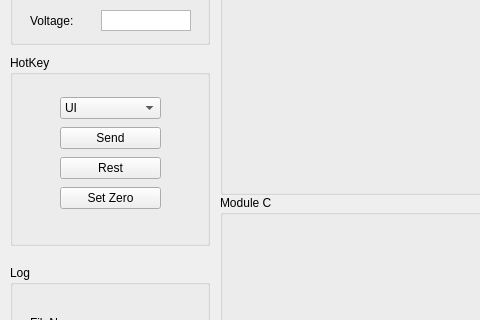
Above: kilin_ros_ws/src/kilin_panel/resources/kilin_panel.ui from hiho817/kilin_ws before the change; both pictures show x 0 to 480 and y 185 to 505 of the 1280 by 800 pixel window. Below: the same form after it.
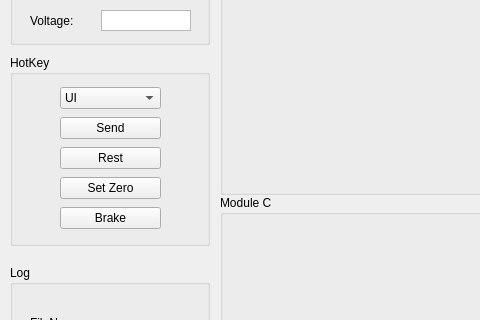
That is the form after the change.

Commit message: fix the input hip position from degree to radian in csv control add brake mode in panel

Patch:
```diff
--- a/kilin_ros_ws/src/kilin_panel/resources/kilin_panel.ui
+++ b/kilin_ros_ws/src/kilin_panel/resources/kilin_panel.ui
@@ -308,9 +308,9 @@
      <property name="geometry">
       <rect>
        <x>50</x>
-       <y>40</y>
+       <y>30</y>
        <width>101</width>
-       <height>120</height>
+       <height>151</height>
       </rect>
      </property>
      <layout class="QVBoxLayout" name="verticalLayout_6">
@@ -349,6 +349,13 @@
         </property>
        </widget>
       </item>
+      <item>
+       <widget class="QPushButton" name="btn_brake">
+        <property name="text">
+         <string>Brake</string>
+        </property>
+       </widget>
+      </item>
      </layout>
     </widget>
    </widget>
```
The commit also changes 7 other files.
